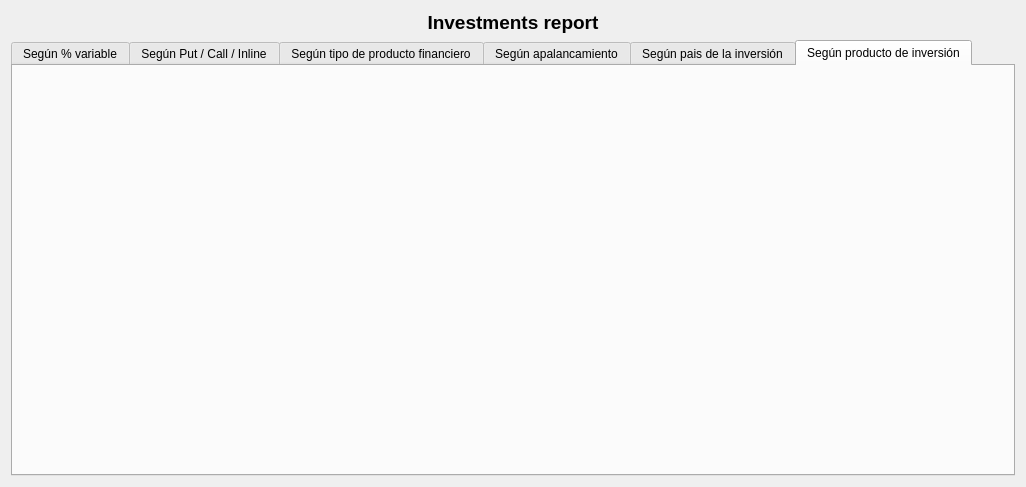
Old version of the form ui/wdgInformeClases.ui in the repository turulomio/xulpymoney.
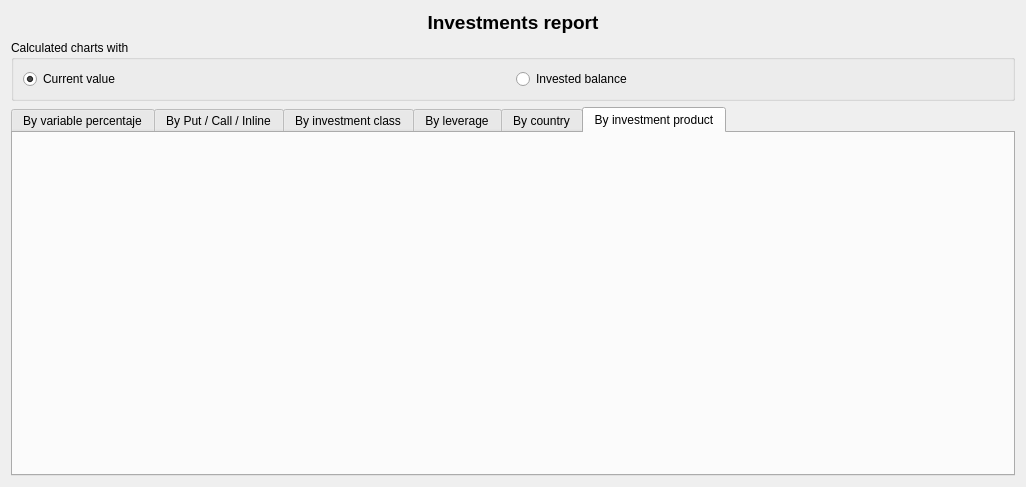
New version of the form.

Commit message: Investments Reports By now calucate graphics with invested balance too

```diff
--- a/ui/wdgInformeClases.ui
+++ b/ui/wdgInformeClases.ui
@@ -16,7 +16,7 @@
     <verstretch>0</verstretch>
    </sizepolicy>
   </property>
-  <layout class="QHBoxLayout" name="horizontalLayout_5">
+  <layout class="QHBoxLayout" name="_2">
    <item>
     <layout class="QVBoxLayout" name="verticalLayout">
      <item>
@@ -36,6 +36,36 @@
        </property>
       </widget>
      </item>
+     <item>
+      <widget class="QGroupBox" name="groupBox">
+       <property name="title">
+        <string>Calculated charts with</string>
+       </property>
+       <layout class="QHBoxLayout" name="horizontalLayout_8">
+        <item>
+         <layout class="QHBoxLayout" name="horizontalLayout_5">
+          <item>
+           <widget class="QRadioButton" name="radCurrent">
+            <property name="text">
+             <string>Current value</string>
+            </property>
+            <property name="checked">
+             <bool>true</bool>
+            </property>
+           </widget>
+          </item>
+          <item>
+           <widget class="QRadioButton" name="radInvested">
+            <property name="text">
+             <string>Invested balance</string>
+            </property>
+           </widget>
+          </item>
+         </layout>
+        </item>
+       </layout>
+      </widget>
+     </item>
      <item>
       <widget class="QTabWidget" name="tab">
        <property name="currentIndex">
@@ -43,7 +73,7 @@
        </property>
        <widget class="QWidget" name="tabTPCVariable">
         <attribute name="title">
-         <string>Según % variable</string>
+         <string>By variable percentaje</string>
         </attribute>
         <layout class="QHBoxLayout" name="horizontalLayout_2">
          <item>
@@ -53,7 +83,7 @@
        </widget>
        <widget class="QWidget" name="tabPCI">
         <attribute name="title">
-         <string>Según Put / Call / Inline</string>
+         <string>By Put / Call / Inline</string>
         </attribute>
         <layout class="QHBoxLayout" name="horizontalLayout">
          <item>
@@ -74,7 +104,7 @@
        </widget>
        <widget class="QWidget" name="tabTipo">
         <attribute name="title">
-         <string>Según tipo de producto financiero</string>
+         <string>By investment class</string>
         </attribute>
         <layout class="QHBoxLayout" name="horizontalLayout_3">
          <item>
@@ -95,7 +125,7 @@
        </widget>
        <widget class="QWidget" name="tab_2">
         <attribute name="title">
-         <string>Según apalancamiento</string>
+         <string>By leverage</string>
         </attribute>
         <layout class="QHBoxLayout" name="horizontalLayout_4">
          <item>
@@ -105,7 +135,7 @@
        </widget>
        <widget class="QWidget" name="tab_3">
         <attribute name="title">
-         <string>Según pais de la inversión</string>
+         <string>By country</string>
         </attribute>
         <layout class="QHBoxLayout" name="horizontalLayout_6">
          <item>
@@ -115,7 +145,7 @@
        </widget>
        <widget class="QWidget" name="tab_4">
         <attribute name="title">
-         <string>Según producto de inversión</string>
+         <string>By investment product</string>
         </attribute>
         <layout class="QHBoxLayout" name="horizontalLayout_7">
          <item>
```
The commit also changes 7 other files.
